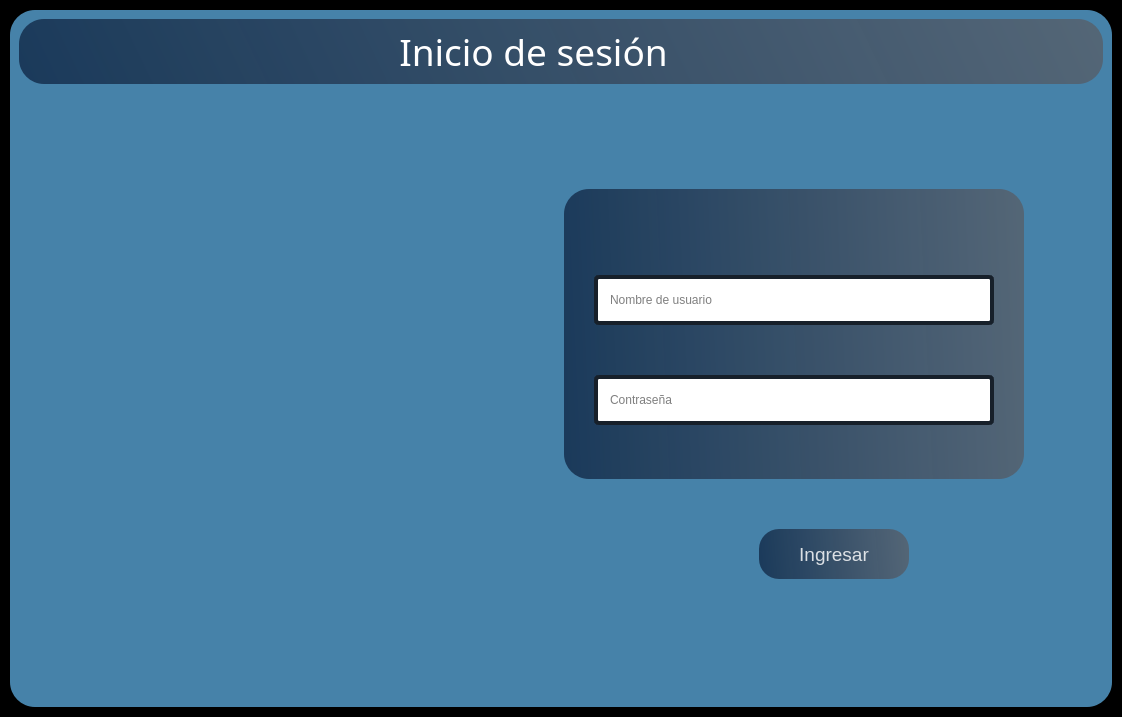
Old version of the form interfaces/loggin.ui in the repository Reinaldito04/App-Consultas-y-Historias-Medicas.
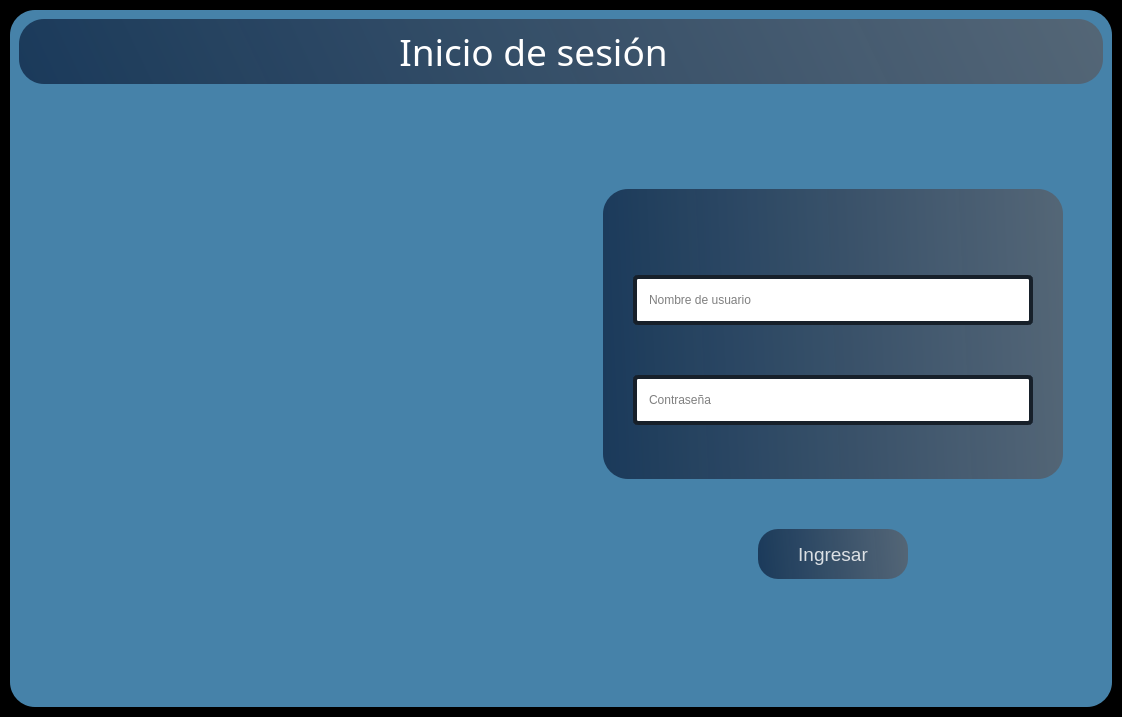
New version of the form. Icons and pictures are not drawn.

Commit message: UI DE SALIDA

```diff
--- a/interfaces/loggin.ui
+++ b/interfaces/loggin.ui
@@ -204,7 +204,7 @@
            </spacer>
           </item>
           <item>
-           <layout class="QHBoxLayout" name="horizontalLayout_6">
+           <layout class="QHBoxLayout" name="horizontalLayout_7">
             <item>
              <layout class="QVBoxLayout" name="verticalLayout_4">
               <item>
@@ -297,6 +297,21 @@
              </layout>
             </item>
             <item>
+             <layout class="QHBoxLayout" name="horizontalLayout_6">
+              <item>
+               <spacer name="horizontalSpacer_12">
+                <property name="orientation">
+                 <enum>Qt::Horizontal</enum>
+                </property>
+                <property name="sizeHint" stdset="0">
+                 <size>
+                  <width>40</width>
+                  <height>20</height>
+                 </size>
+                </property>
+               </spacer>
+              </item>
+              <item>
              <layout class="QVBoxLayout" name="verticalLayout_6">
               <item>
                <spacer name="verticalSpacer_6">
@@ -653,6 +668,21 @@
                  <size>
                   <width>20</width>
                   <height>40</height>
+                   </size>
+                  </property>
+                 </spacer>
+                </item>
+               </layout>
+              </item>
+              <item>
+               <spacer name="horizontalSpacer_13">
+                <property name="orientation">
+                 <enum>Qt::Horizontal</enum>
+                </property>
+                <property name="sizeHint" stdset="0">
+                 <size>
+                  <width>40</width>
+                  <height>20</height>
                  </size>
                 </property>
                </spacer>
```
Lines whose indentation alone changed are shown as unchanged. The commit also changes 5 other files.
